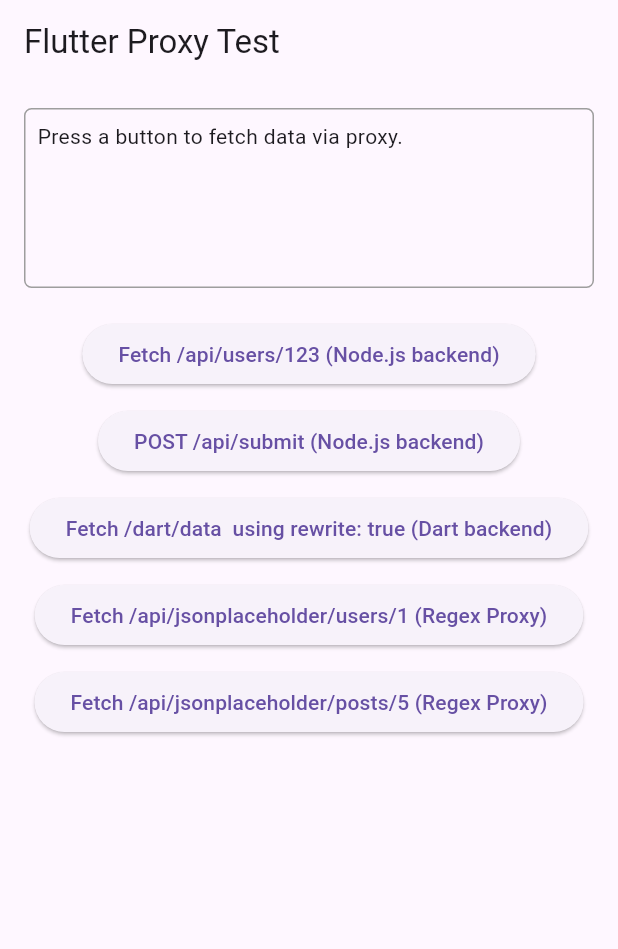
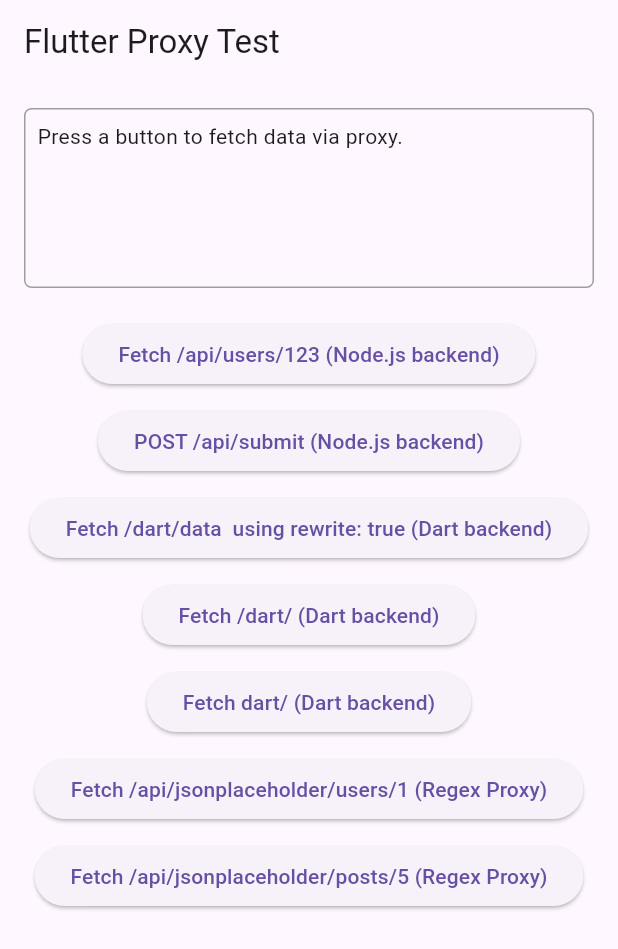
Before and after one commit to SydneyBao/devconfig_demo, a Flutter app: the screen it shows after launch, on a phone screen of 412 x 824 dp. Shown: the top 949 px of the screen. Run offline on Flutter 3.47's test engine with Material 3 defaults, Android fonts, the phone set to English and light mode, and no system bars.

```diff
--- a/lib/main.dart
+++ b/lib/main.dart
@@ -144,20 +144,20 @@ class _HomePageState extends State<HomePage> {
                         ),
                       ),
                       const SizedBox(height: 10),
-                      // ElevatedButton(
-                      //   onPressed: _isLoading
-                      //       ? null
-                      //       : () => _makeRequest('/dart'),
-                      //   child: const Text('Fetch /dart (Dart backend)'),
-                      // ),
-                      // const SizedBox(height: 10),
-                      // ElevatedButton(
-                      //   onPressed: _isLoading
-                      //       ? null
-                      //       : () => _makeRequest('dart/'),
-                      //   child: const Text('Fetch dart/ (Dart backend)'),
-                      // ),
-                      // const SizedBox(height: 10),
+                      ElevatedButton(
+                        onPressed: _isLoading
+                            ? null
+                            : () => _makeRequest('/dart/'),
+                        child: const Text('Fetch /dart/ (Dart backend)'),
+                      ),
+                      const SizedBox(height: 10),
+                      ElevatedButton(
+                        onPressed: _isLoading
+                            ? null
+                            : () => _makeRequest('dart/'),
+                        child: const Text('Fetch dart/ (Dart backend)'),
+                      ),
+                      const SizedBox(height: 10),
                       ElevatedButton(
                         onPressed: _isLoading
                             ? null
```
Also changed, not shown: 1 other file.
